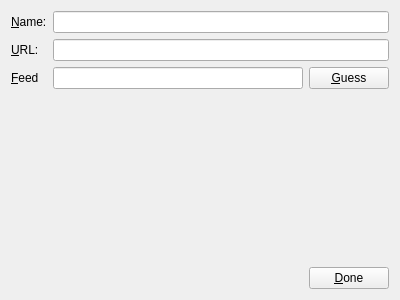
ralsina/kakawana, file kakawana/feedproperties.ui: the form before one commit.
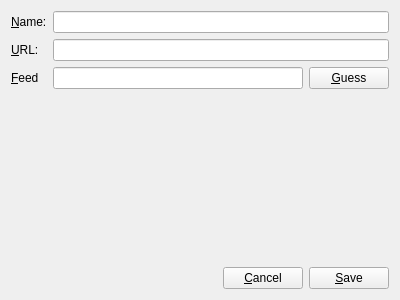
The form after the commit.

```diff
--- a/kakawana/feedproperties.ui
+++ b/kakawana/feedproperties.ui
@@ -96,10 +96,17 @@
        </property>
       </spacer>
      </item>
+     <item>
+      <widget class="QPushButton" name="pushButton">
+       <property name="text">
+        <string>&amp;Cancel</string>
+       </property>
+      </widget>
+     </item>
      <item>
       <widget class="QPushButton" name="done">
        <property name="text">
-        <string>&amp;Done</string>
+        <string>&amp;Save</string>
        </property>
       </widget>
      </item>
```
